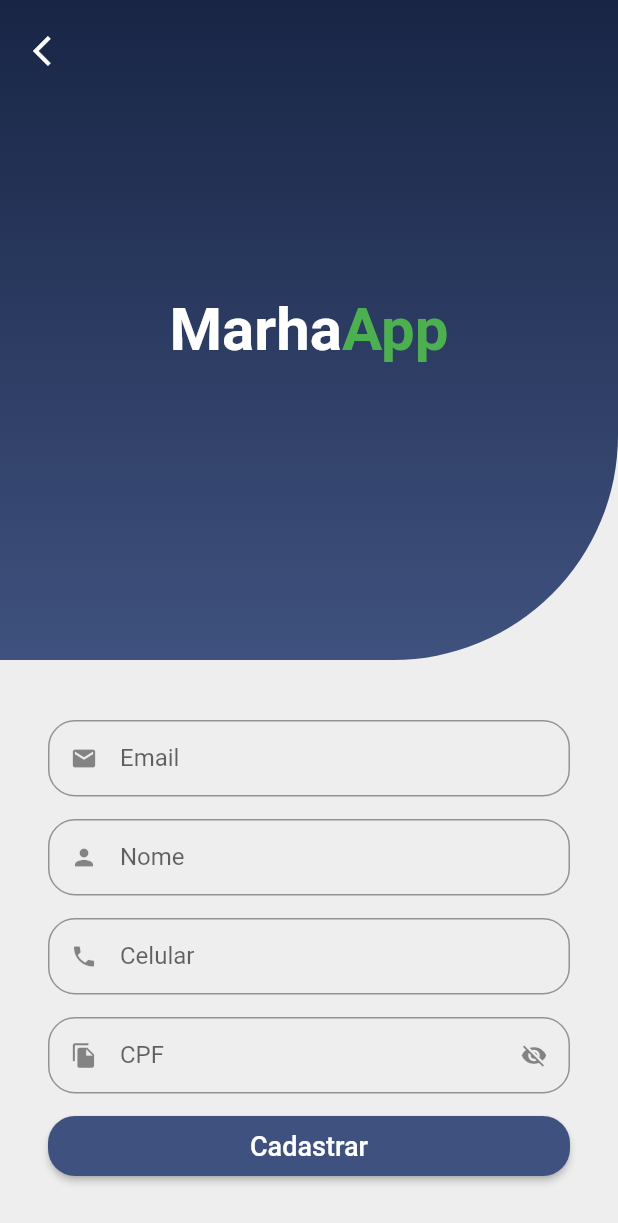
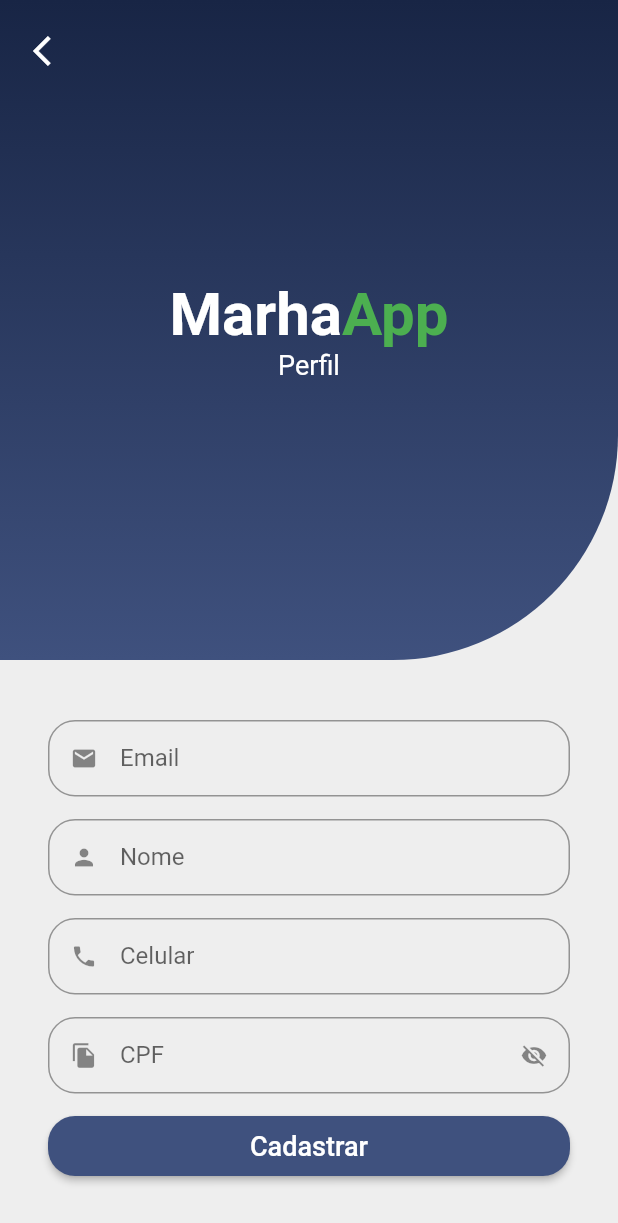
Before and after one commit to samuelfer/marhapass, a Flutter app: the ProfileTab screen opened by its route, on a phone screen of 412 x 824 dp. Shown: the top 1223 px of the screen. Run offline on Flutter 3.47's test engine with Material 2 defaults, Android fonts, the phone set to English and light mode, and no system bars; our stand-ins replace badges, mask_text_input_formatter, snippet_coder_utils.

Commit message:
Configure para component header receber um parâmetro de título opcional

```diff
--- a/lib/src/pages/components/custom_header_expanded.dart
+++ b/lib/src/pages/components/custom_header_expanded.dart
@@ -1,10 +1,24 @@
 import 'package:flutter/material.dart';
 import 'package:marhapass/src/config/custom_colors.dart';
 
-class CustomHeaderExpanded extends StatelessWidget {
+class CustomHeaderExpanded extends StatefulWidget {
+  final String title;
   const CustomHeaderExpanded({
     super.key,
+    this.title = '',
   });
+
+  @override
+  State<CustomHeaderExpanded> createState() => _CustomHeaderExpandedState();
+}
+
+class _CustomHeaderExpandedState extends State<CustomHeaderExpanded> {
+  String subtitle = '';
+  @override
+  void initState() {
+    super.initState();
+    subtitle = widget.title;
+  }
 
   @override
   Widget build(BuildContext context) {
@@ -29,8 +43,8 @@ class CustomHeaderExpanded extends StatelessWidget {
         //Nome do app
         child: Column(
           mainAxisAlignment: MainAxisAlignment.center,
-          children: const [
-            Text.rich(
+          children: [
+            const Text.rich(
               TextSpan(
                 style: TextStyle(
                   fontSize: 40,
@@ -39,7 +53,7 @@ class CustomHeaderExpanded extends StatelessWidget {
                 ),
                 children: [
                   TextSpan(
-                    text: "Marha",
+                    text: 'Marha',
                   ),
                   TextSpan(
                     text: "App",
@@ -52,6 +66,13 @@ class CustomHeaderExpanded extends StatelessWidget {
                 ],
               ),
             ),
+            Text(
+              subtitle,
+              style: const TextStyle(
+                fontSize: 18,
+                color: Colors.white,
+              ),
+            ),
           ],
         ),
       ),
--- a/lib/src/pages/profile/profile_tab.dart
+++ b/lib/src/pages/profile/profile_tab.dart
@@ -22,7 +22,7 @@ class ProfileTab extends StatelessWidget {
               Column(
                 children: [
                   //Header
-                  const CustomHeaderExpanded(),
+                  const CustomHeaderExpanded(title: 'Perfil'),
 
                   //Formulario
                   Container(
```
